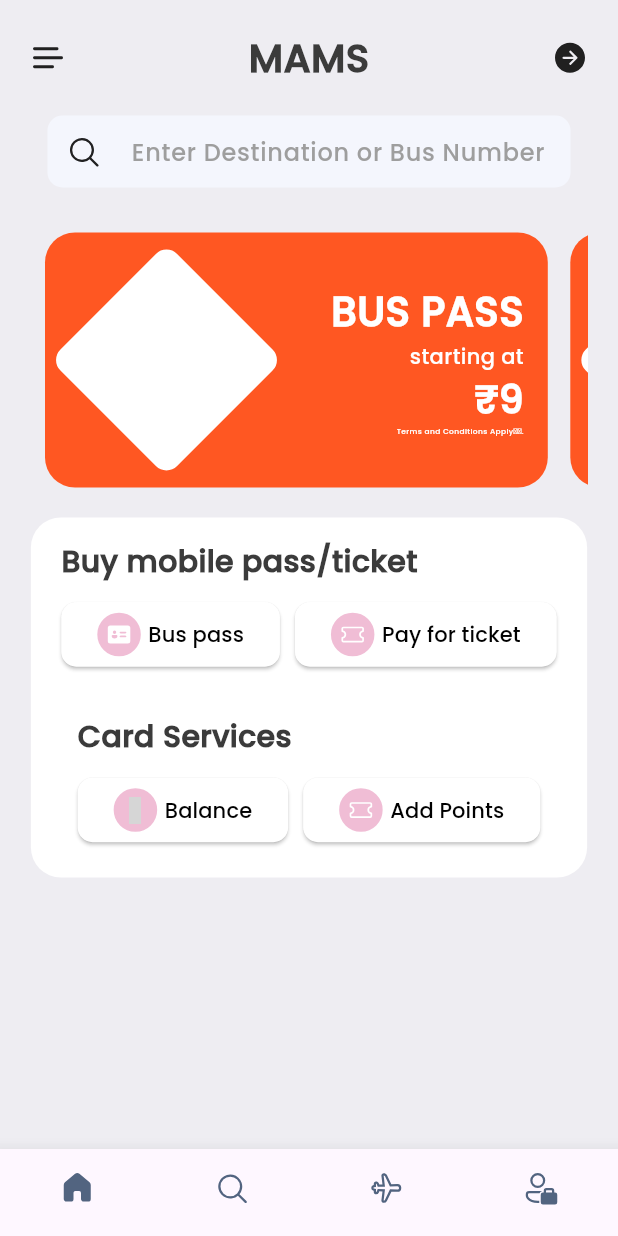
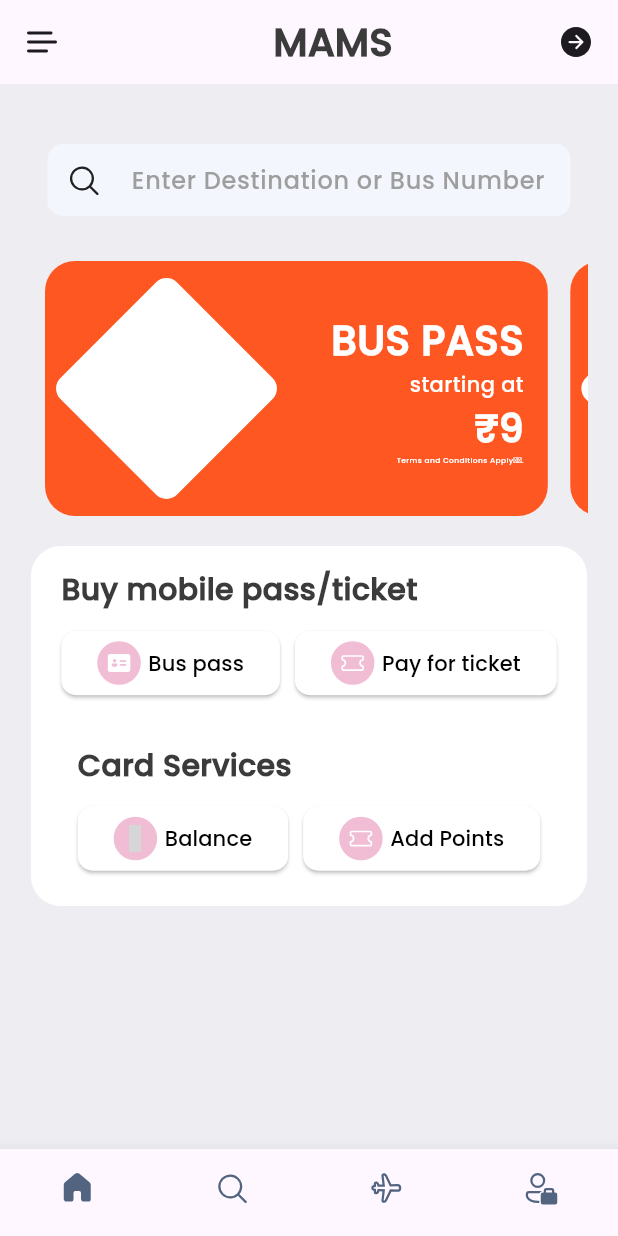
Before and after one commit to DYNAMICMORTAL/mams, a Flutter app: the screen it shows after launch, on a phone screen of 412 x 824 dp. Run offline on Flutter 3.47's test engine with Material 2 defaults, Android fonts, the phone set to English and light mode, and no system bars; our stand-ins replace fluentui_icons, gap, video_player; grey boxes are pictures that could not be loaded.

Commit message:
added Drawer and Playground Screen

```diff
--- a/lib/screens/Button_bar.dart
+++ b/lib/screens/Button_bar.dart
@@ -182,7 +182,7 @@
 
 
 
-
+import 'package:booktickets/screens/playground.dart';
 import 'package:booktickets/screens/train_data.dart';
 import 'package:flutter/material.dart';
 import 'package:fluentui_icons/fluentui_icons.dart';
@@ -238,7 +238,7 @@ class _BottomBarState extends State<BottomBar> {
   static final List<Widget> _widgetOptions = <Widget>[
     HomeScreen(),
     TrainSearchContent(),
-    const Text("Tickets"),
+    Playground(),
     ProfileView(),
   ];
 
--- a/lib/screens/home_screen.dart
+++ b/lib/screens/home_screen.dart
@@ -1,4 +1,3 @@
-// import 'package:booktickets/screens/ticket_view.dart';
 import 'package:fluentui_icons/fluentui_icons.dart';
 import 'package:flutter/cupertino.dart';
 import 'package:flutter/material.dart';
@@ -19,6 +18,7 @@ class HomeScreen extends StatefulWidget {
 class _HomeScreenState extends State<HomeScreen> {
   bool isSearching = false;
   List<Train> searchResults = [];
+  GlobalKey<ScaffoldState> _scaffoldKey = GlobalKey<ScaffoldState>();
 
   void searchTrains(String query) {
     setState(() {
@@ -33,7 +33,89 @@ class _HomeScreenState extends State<HomeScreen> {
   @override
   Widget build(BuildContext context) {
     return Scaffold(
+      key: _scaffoldKey,
       backgroundColor: Styles.bgColor,
+      appBar: AppBar(
+        title: Row(
+          crossAxisAlignment: CrossAxisAlignment.center,
+          mainAxisAlignment: MainAxisAlignment.center,
+          children: [
+            // const Icon(FluentSystemIcons.ic_fluent_list_filled),
+            const Spacer(),
+            Text("MAMS", style: Styles.headlineStyle1),
+            const Spacer(),
+            const Icon(FluentSystemIcons.ic_fluent_arrow_right_circle_filled),
+          ],
+        ),
+        leading: IconButton(
+          icon: Icon(FluentSystemIcons.ic_fluent_list_filled),
+          onPressed: () {
+            if (_scaffoldKey.currentState != null) {
+              _scaffoldKey.currentState!.openDrawer();
+            }
+          },
+        ),
+      ),
+      drawer: Drawer(
+  child: ListView(
+    padding: EdgeInsets.zero,
+    children: [
+      DrawerHeader(
+        decoration: BoxDecoration(
+          color: Styles.primaryColor,
+        ),
+        child: Column(
+          mainAxisAlignment: MainAxisAlignment.center,
+          children: [
+            CircleAvatar(
+              radius: 40,
+              backgroundImage: AssetImage('assets/avatar.png'), // Replace with your avatar image
+            ),
+            SizedBox(height: 10),
+            Text(
+              'John Doe', // Replace with the user's name
+              style: TextStyle(
+                color: Colors.white,
+                fontSize: 18,
+              ),
+            ),
+            SizedBox(height: 10),
+
+          ],
+        ),
+      ),
+      ListTile(
+        leading: Icon(FluentSystemIcons.ic_fluent_home_regular),
+        title: Text('Home'),
+        onTap: () {
+          // Add navigation logic to redirect to the home section
+        },
+      ),
+      ListTile(
+        leading: Icon(FluentSystemIcons.ic_fluent_ticket_regular),
+        title: Text('Bus Pass'),
+        onTap: () {
+          // Add navigation logic to redirect to the bus pass section
+        },
+      ),
+      ListTile(
+        leading: Icon(FluentSystemIcons.ic_fluent_more_regular),
+        title: Text('Pricing'),
+        onTap: () {
+          // Add navigation logic to redirect to the pricing section
+        },
+      ),
+      ListTile(
+        leading: Icon(FluentSystemIcons.ic_fluent_info_regular),
+        title: Text('About Us'),
+        onTap: () {
+          // Add navigation logic to redirect to the about us section
+        },
+      ),
+    ],
+  ),
+),
+
       body: ListView(
         children: [
           Container(
@@ -42,20 +124,8 @@ class _HomeScreenState extends State<HomeScreen> {
               children: [
                 Column(
                   children: [
-                    Row(
-                      crossAxisAlignment: CrossAxisAlignment.center,
-                      mainAxisAlignment: MainAxisAlignment.center,
-                      children: [
-                        const Icon(FluentSystemIcons.ic_fluent_list_filled),
-                        const Spacer(),
-                        Text("MAMS", style: Styles.headlineStyle1),
-                        const Spacer(),
-                        const Icon(FluentSystemIcons.ic_fluent_arrow_right_circle_filled),
-                      ],
-                    ),
                     const SizedBox(height: 20),
                     const Gap(0),
-
                     Container(
                       width: 348.7,
                       decoration: BoxDecoration(
@@ -91,7 +161,6 @@ class _HomeScreenState extends State<HomeScreen> {
                         ],
                       ),
                     ),
-
                     // Display search results here
                     if (isSearching)
                       Column(
--- a/pubspec.yaml
+++ b/pubspec.yaml
@@ -62,6 +62,8 @@ flutter:
   assets:
     - lib/assets/nike_animation.mp4
     - lib/assets/MAMS.mp4
+    - lib/assets/avatar.png
+
   fonts:
     - family: Inter
       fonts:
```
Also changed, not shown: lib/screens/playground.dart (added, +54 -0 lines), lib/assets/avatar.png (added), 2 other files.
